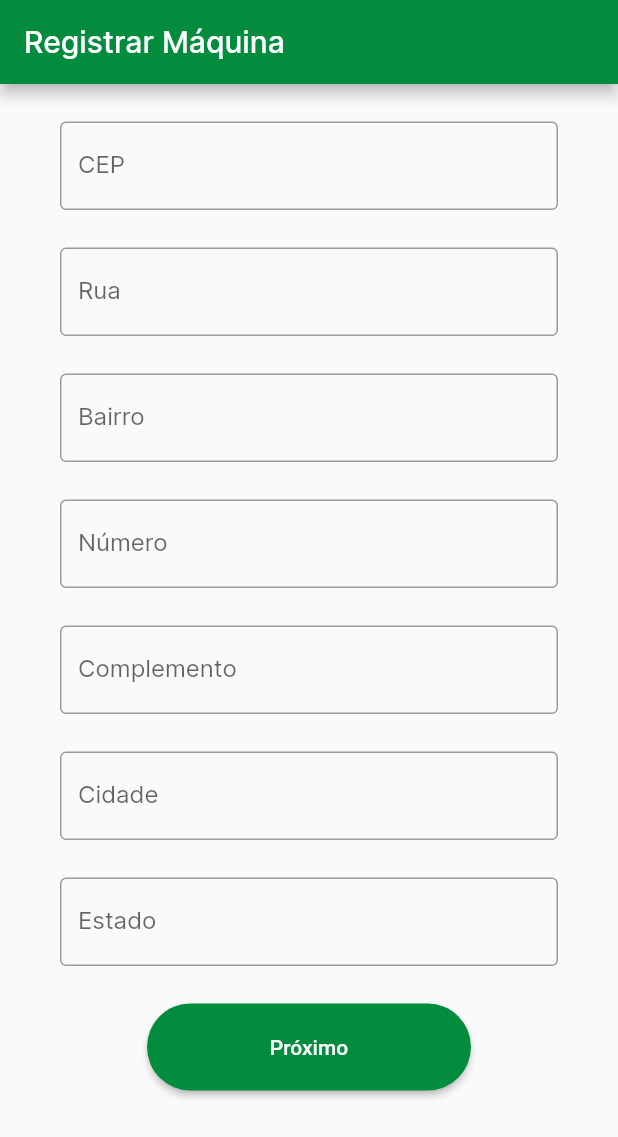
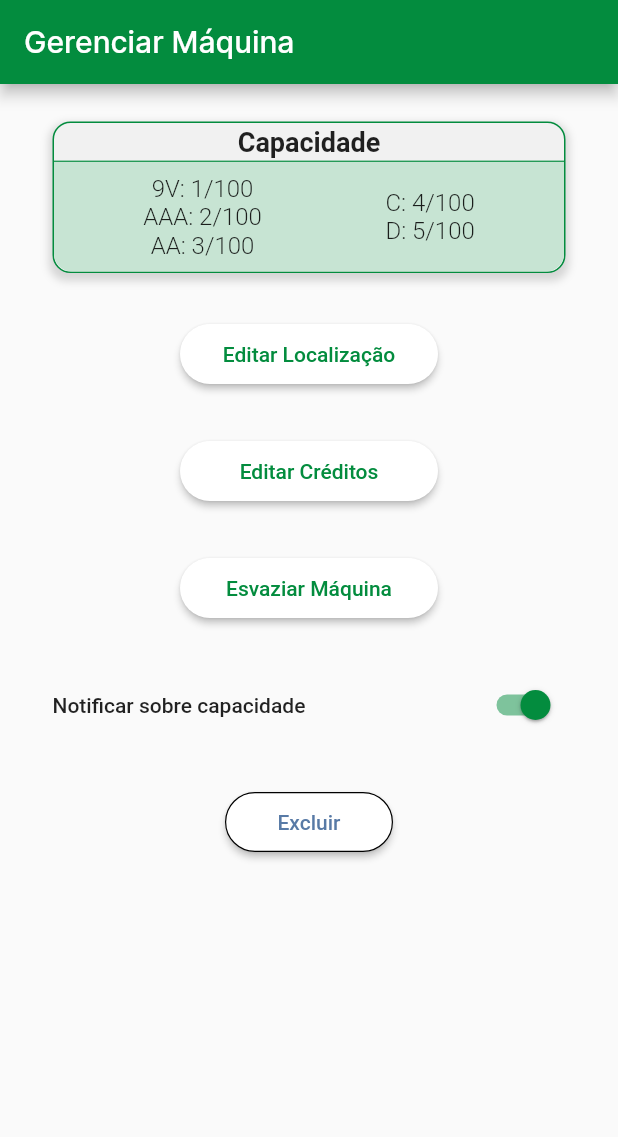
Before and after one commit to Estacao-pilhas-pi2/battery-mobile, a Flutter app: the screen it shows after launch, on a phone screen of 412 x 824 dp. Shown: the top 1137 px of the screen. Run offline on Flutter 3.47's test engine with Material 2 defaults, Android fonts, the phone set to English and light mode, and no system bars; our stand-ins replace flutter_map, geolocator, latlong2, mask_text_input_formatter; missing offline and left inert: app_settings, flutter_map_location_marker, mobile_scanner.

Commit message:
Adicionando página de gerenciamento da maquina

```diff
--- a/lib/components/rounded_button.dart
+++ b/lib/components/rounded_button.dart
@@ -1,19 +1,40 @@
+import 'package:estacao_pilhas/globals/colors.dart';
 import 'package:flutter/material.dart';
 
 class RoundedButton extends StatelessWidget {
-  final text;
-  final onPressed;
-  const RoundedButton({super.key, this.text, this.onPressed});
+  final String text;
+  final void Function()? onPressed;
+  final Size? fixedSize;
+  final EdgeInsets? padding;
+  final Color? backgroundColor;
+  const RoundedButton(
+      {super.key,
+      required this.text,
+      required this.onPressed,
+      this.fixedSize,
+      this.padding,
+      this.backgroundColor});
 
   @override
   Widget build(BuildContext context) {
-    return ElevatedButton(
-      onPressed: onPressed,
-      style: ElevatedButton.styleFrom(
-        minimumSize: const Size(216, 58),
-        shape: RoundedRectangleBorder(borderRadius: BorderRadius.circular(100)),
+    return Padding(
+      padding: padding ?? const EdgeInsets.all(0),
+      child: ElevatedButton(
+        onPressed: onPressed,
+        style: ElevatedButton.styleFrom(
+          backgroundColor: backgroundColor ?? StaticColors.primary,
+          fixedSize: fixedSize ?? const Size(216, 58),
+          shape:
+              RoundedRectangleBorder(borderRadius: BorderRadius.circular(100)),
+        ),
+        child: Text(
+          text,
+          style: TextStyle(
+              color: backgroundColor == StaticColors.onPrimary
+                  ? StaticColors.primary
+                  : StaticColors.onPrimary),
+        ),
       ),
-      child: Text(text),
     );
   }
 }
--- a/lib/main.dart
+++ b/lib/main.dart
@@ -1,7 +1,7 @@
-import 'package:estacao_pilhas/pages/machine_register/location_register.dart';
 import 'package:flutter/material.dart';
 
 import 'globals/colors.dart';
+import 'pages/manage_machine/manage_machine_page.dart';
 
 void main() {
   runApp(const MyApp());
@@ -15,6 +15,6 @@ class MyApp extends StatelessWidget {
     return MaterialApp(
         title: 'Estação Pilhas',
         theme: AppColors.appTheme,
-        home: const LocationRegister(machineId: 5));
+        home: const ManageMachine(machineId: 5));
   }
 }
--- a/lib/models/pilha.dart
+++ b/lib/models/pilha.dart
@@ -1,6 +1,7 @@
 class Pilha {
-  String nome;
-  int creditos;
+  final String nome;
+  final int? creditos;
+  final int? quantidade;
 
-  Pilha(this.nome, this.creditos);
+  const Pilha({this.creditos, this.quantidade, required this.nome});
 }
--- /dev/null
+++ b/lib/pages/manage_machine/components/battery_storage.dart
@@ -0,0 +1,92 @@
+import 'package:estacao_pilhas/globals/colors.dart';
+import 'package:flutter/material.dart';
+
+import '../../../models/pilha.dart';
+
+class BatteryStorage extends StatelessWidget {
+  final List<Pilha> batteryList;
+
+  const BatteryStorage({super.key, required this.batteryList});
+
+  @override
+  Widget build(BuildContext context) {
+    Size deviceSize = MediaQuery.of(context).size;
+
+    return Container(
+      width: deviceSize.width,
+      decoration: BoxDecoration(
+          color: StaticColors.background,
+          boxShadow: [
+            BoxShadow(
+              color: Colors.grey.withOpacity(0.4),
+              spreadRadius: 2,
+              blurRadius: 4,
+              offset: const Offset(0, 3),
+            ),
+          ],
+          border: Border.all(color: StaticColors.primary),
+          borderRadius: const BorderRadius.all(Radius.circular(12))),
+      child: Column(crossAxisAlignment: CrossAxisAlignment.center, children: [
+        const Center(
+          child: Padding(
+            padding: EdgeInsets.all(2.0),
+            child: Text(
+              "Capacidade",
+              style: TextStyle(fontWeight: FontWeight.bold, fontSize: 18),
+            ),
+          ),
+        ),
+        Divider(height: 1, color: StaticColors.primary, thickness: 0.8),
+        Container(
+          decoration: BoxDecoration(
+              color: StaticColors.secondary,
+              borderRadius: const BorderRadius.only(
+                  bottomLeft: Radius.circular(12),
+                  bottomRight: Radius.circular(12))),
+          child: Padding(
+            padding: const EdgeInsets.all(8.0),
+            child: Row(
+              mainAxisAlignment: MainAxisAlignment.center,
+              children: [
+                Column(children: [
+                  Text(
+                    "${batteryList[0].nome}: ${batteryList[0].quantidade}/100",
+                    style: const TextStyle(
+                        fontSize: 16, fontWeight: FontWeight.w300),
+                  ),
+                  Text(
+                    "${batteryList[1].nome}: ${batteryList[1].quantidade}/100",
+                    style: const TextStyle(
+                        fontSize: 16, fontWeight: FontWeight.w300),
+                  ),
+                  Text(
+                    "${batteryList[2].nome}: ${batteryList[2].quantidade}/100",
+                    style: const TextStyle(
+                        fontSize: 16, fontWeight: FontWeight.w300),
+                  ),
+                ]),
+                SizedBox(
+                  width: deviceSize.width * 0.2,
+                ),
+                Column(
+                  children: [
+                    Text(
+                      "${batteryList[3].nome}: ${batteryList[3].quantidade}/100",
+                      style: const TextStyle(
+                          fontSize: 16, fontWeight: FontWeight.w300),
+                    ),
+                    Text(
+                      "${batteryList[4].nome}: ${batteryList[4].quantidade}/100",
+                      style: const TextStyle(
+                          fontSize: 16, fontWeight: FontWeight.w300),
+                    ),
+                  ],
+                )
+              ],
+            ),
+          ),
+        )
+      ]),
+    );
+  }
+}
--- /dev/null
+++ b/lib/pages/manage_machine/controllers/manage_machine_page_controller.dart
@@ -0,0 +1,34 @@
+import 'dart:io';
+
+import 'package:estacao_pilhas/models/pilha.dart';
+
+import '../../../models/endereco.dart';
+import '../../../models/maquina.dart';
+
+class ManageMachineController {
+  Future<Maquina> getMachineInfo(int machineId) async {
+    sleep(const Duration(seconds: 5));
+
+    Maquina requestedMaquina = Maquina(
+        "Maquina 1",
+        1,
+        [
+          const Pilha(nome: "9V", quantidade: 1),
+          const Pilha(nome: "AAA", quantidade: 2),
+          const Pilha(nome: "AA", quantidade: 3),
+          const Pilha(nome: "C", quantidade: 4),
+          const Pilha(nome: "D", quantidade: 5)
+        ],
+        [
+          const Pilha(nome: "9V", creditos: 1),
+          const Pilha(nome: "AAA", creditos: 2),
+          const Pilha(nome: "AA", creditos: 3),
+          const Pilha(nome: "C", creditos: 4),
+          const Pilha(nome: "D", creditos: 5)
+        ],
+        Endereco("cep", "bairro", "cidade", "estado", 5, "complemento",
+            "descricao", -15.8014, -47.8823));
+
+    return requestedMaquina;
+  }
+}
--- /dev/null
+++ b/lib/pages/manage_machine/manage_machine_page.dart
@@ -0,0 +1,128 @@
+import 'dart:developer';
+
+import 'package:estacao_pilhas/globals/colors.dart';
+import 'package:estacao_pilhas/models/maquina.dart';
+import 'package:estacao_pilhas/pages/manage_machine/controllers/manage_machine_page_controller.dart';
+import 'package:flutter/material.dart';
+
+import '../../components/rounded_button.dart';
+import '../../models/pilha.dart';
+import 'components/battery_storage.dart';
+
+class ManageMachine extends StatefulWidget {
+  final int machineId;
+
+  const ManageMachine({super.key, required this.machineId});
+
+  @override
+  State<ManageMachine> createState() => _ManageMachineState();
+}
+
+class _ManageMachineState extends State<ManageMachine> {
+  late Maquina machine;
+  bool isNotificationEnabled = true;
+  bool isLoading = true;
+
+  @override
+  void initState() {
+    super.initState();
+    initialRequest();
+  }
+
+  void initialRequest() async {
+    Maquina requestedMachine =
+        await ManageMachineController().getMachineInfo(widget.machineId);
+
+    setState(() {
+      machine = requestedMachine;
+      isLoading = false;
+    });
+  }
+
+  @override
+  Widget build(BuildContext context) {
+    return SafeArea(
+      child: Scaffold(
+        appBar: AppBar(
+          title: const Text("Gerenciar Máquina"),
+        ),
+        body: isLoading
+            ? const Center(child: CircularProgressIndicator())
+            : ListView(children: [
+                const SizedBox(height: 25),
+                Padding(
+                  padding: const EdgeInsets.symmetric(horizontal: 35),
+                  child: BatteryStorage(batteryList: machine.qtdPilhas),
+                ),
+                const SizedBox(height: 30),
+                RoundedButton(
+                  text: "Editar Localização",
+                  onPressed: () => log("Editar"),
+                  fixedSize: const Size(165, 40),
+                  padding: const EdgeInsets.symmetric(horizontal: 120),
+                  backgroundColor: StaticColors.onPrimary,
+                ),
+                const SizedBox(height: 30),
+                RoundedButton(
+                  text: "Editar Créditos",
+                  onPressed: () => log("Editar"),
+                  fixedSize: const Size(165, 40),
+                  padding: const EdgeInsets.symmetric(horizontal: 120),
+                  backgroundColor: StaticColors.onPrimary,
+                ),
+                const SizedBox(height: 30),
+                RoundedButton(
+                  text: "Esvaziar Máquina",
+                  fixedSize: const Size(165, 40),
+                  onPressed: () => log("Editar"),
+                  padding: const EdgeInsets.symmetric(horizontal: 120),
+                  backgroundColor: StaticColors.onPrimary,
+                ),
+                const SizedBox(height: 30),
+                Padding(
+                  padding: const EdgeInsets.symmetric(horizontal: 35),
+                  child: Row(
+                    mainAxisAlignment: MainAxisAlignment.center,
+                    children: [
+                      const Text(
+                        "Notificar sobre capacidade",
+                        style: TextStyle(fontWeight: FontWeight.w500),
+                      ),
+                      const Spacer(),
+                      Switch(
+                        value: isNotificationEnabled,
+                        onChanged: (value) {
+                          setState(() {
+                            isNotificationEnabled = value;
+                          });
+                        },
+                        activeColor: StaticColors.primary,
+                      )
+                    ],
+                  ),
+                ),
+                const SizedBox(height: 30),
+                Padding(
+                  padding: const EdgeInsets.symmetric(horizontal: 150),
+                  child: ElevatedButton(
+                    onPressed: () => log("Excluir"),
+                    style: ElevatedButton.styleFrom(
+                      backgroundColor: StaticColors.onPrimary,
+                      fixedSize: const Size(91, 40),
+                      shape: RoundedRectangleBorder(
+                          side: const BorderSide(width: 0.8),
+                          borderRadius: BorderRadius.circular(100)),
+                    ),
+                    child: Text(
+                      "Excluir",
+                      style: TextStyle(
+                        color: StaticColors.tertiary,
+                      ),
+                    ),
+                  ),
+                ),
+              ]),
+      ),
+    );
+  }
+}
--- a/lib/pages/recycler_page/controllers/recycler_page_controller.dart
+++ b/lib/pages/recycler_page/controllers/recycler_page_controller.dart
@@ -18,18 +18,18 @@ class RecyclerPageController {
           "Maquina 1",
           1,
           [
-            Pilha("9V", 1),
-            Pilha("AAA", 2),
-            Pilha("AA", 3),
-            Pilha("C", 4),
-            Pilha("D", 5)
+            const Pilha(nome: "9V", quantidade: 1),
+            const Pilha(nome: "AAA", quantidade: 2),
+            const Pilha(nome: "AA", quantidade: 3),
+            const Pilha(nome: "C", quantidade: 4),
+            const Pilha(nome: "D", quantidade: 5)
           ],
           [
-            Pilha("9V", 1),
-            Pilha("AAA", 2),
-            Pilha("AA", 3),
-            Pilha("C", 4),
-            Pilha("D", 5)
+            const Pilha(nome: "9V", creditos: 1),
+            const Pilha(nome: "AAA", creditos: 2),
+            const Pilha(nome: "AA", creditos: 3),
+            const Pilha(nome: "C", creditos: 4),
+            const Pilha(nome: "D", creditos: 5)
           ],
           Endereco("cep", "bairro", "cidade", "estado", 5, "complemento",
               "descricao", -15.8014, -47.8823)),
@@ -37,18 +37,18 @@ class RecyclerPageController {
           "descricao",
           2,
           [
-            Pilha("9V", 5),
-            Pilha("AAA", 4),
-            Pilha("AA", 3),
-            Pilha("C", 2),
-            Pilha("D", 1)
+            const Pilha(nome: "9V", creditos: 5),
+            const Pilha(nome: "AAA", creditos: 4),
+            const Pilha(nome: "AA", creditos: 3),
+            const Pilha(nome: "C", creditos: 2),
+            const Pilha(nome: "D", creditos: 1)
           ],
           [
-            Pilha("9V", 5),
-            Pilha("AAA", 4),
-            Pilha("AA", 3),
-            Pilha("C", 2),
-            Pilha("D", 1)
+            const Pilha(nome: "9V", creditos: 5),
+            const Pilha(nome: "AAA", creditos: 4),
+            const Pilha(nome: "AA", creditos: 3),
+            const Pilha(nome: "C", creditos: 2),
+            const Pilha(nome: "D", creditos: 1)
           ],
           Endereco("cep", "bairro", "cidade", "estado", 5, "complemento",
               "descricao", -15.7996, -47.8823))
```
